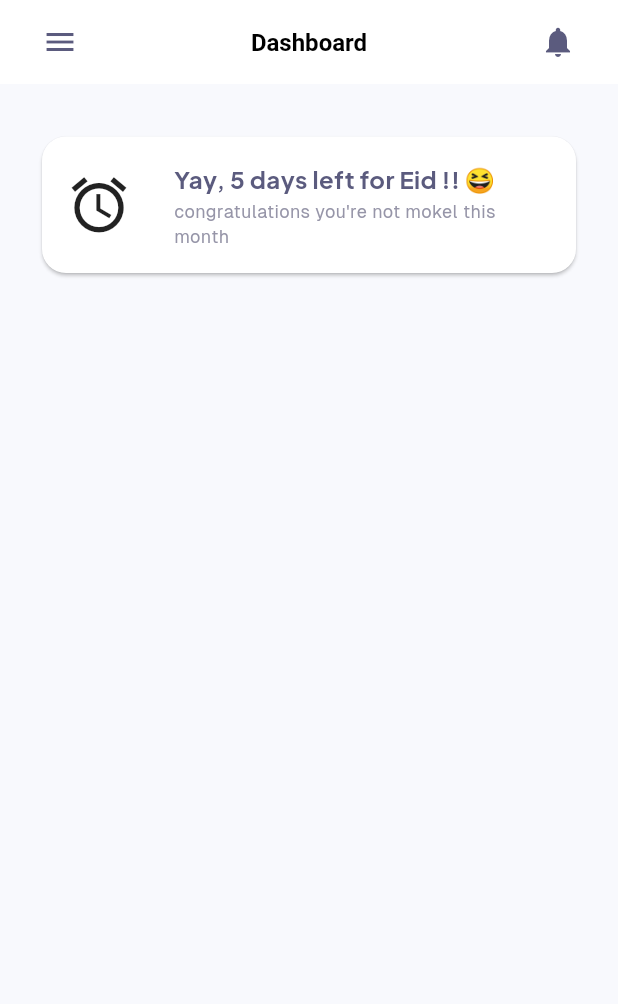
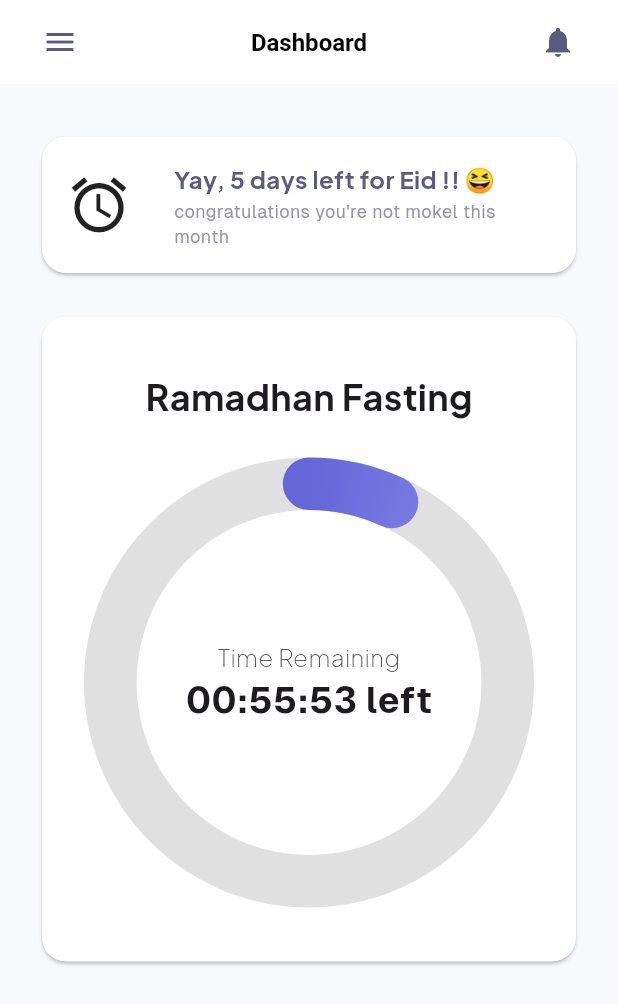
Before and after one commit to Awo-Oosha/mi_eon, a Flutter app: the screen it shows after launch, on a phone screen of 412 x 824 dp. Shown: the top 1004 px of the screen. Run offline on Flutter 3.47's test engine with Material 3 defaults, Android fonts, the phone set to English and light mode, and no system bars.

Commit message:
feat: timer added

```diff
--- a/lib/features/fasting/screens/home.dart
+++ b/lib/features/fasting/screens/home.dart
@@ -1,8 +1,10 @@
 import 'package:flutter/material.dart';
 import 'package:mi_eon/core/constants/assets.dart';
 import 'package:mi_eon/core/constants/colors.dart';
+import 'package:mi_eon/core/utils.dart';
 import 'package:mi_eon/features/fasting/widgets/AppBarWidget.dart';
 import 'package:mi_eon/features/fasting/widgets/InfoCard.dart';
+import 'package:mi_eon/features/fasting/widgets/TimerWidget.dart';
 
 
 class HomeScreen extends StatelessWidget{
@@ -34,7 +36,9 @@ class HomeBody extends StatelessWidget{
               icon: Icon(AppIcons.clock, size: 44,),
               title: 'Yay, 5 days left for Eid !! 😆',
               description: "congratulations you're not mokel this month",
-            )
+            ),
+            gap(21, vertical: true),
+            TimerWidget()
           ],
         ),
       ),
--- /dev/null
+++ b/lib/features/fasting/widgets/FastingProgressIndicator.dart
@@ -0,0 +1,175 @@
+import 'dart:async';
+import 'dart:math';
+import 'package:flutter/material.dart';
+import 'package:mi_eon/core/utils.dart';
+
+
+class FastingProgressIndicator extends StatefulWidget {
+  final DateTime fastingStartTime;
+  final Duration fastingDuration;
+
+  const FastingProgressIndicator({
+    super.key,
+    required this.fastingStartTime,
+    required this.fastingDuration,
+  });
+
+  @override
+  State<FastingProgressIndicator> createState() => _FastingProgressIndicatorState();
+}
+
+class _FastingProgressIndicatorState extends State<FastingProgressIndicator> {
+  late Timer _timer;
+  Duration _elapsed = Duration.zero;
+
+  @override
+  void initState() {
+    super.initState();
+    _updateElapsed();
+    _startTimer();
+  }
+
+  void _updateElapsed() {
+    final now = DateTime.now();
+    final elapsed = now.difference(widget.fastingStartTime);
+    final totalSeconds = widget.fastingDuration.inSeconds;
+
+    if (elapsed.inSeconds >= totalSeconds) {
+      _timer.cancel();
+      setState(() {
+        _elapsed = Duration(seconds: totalSeconds); // cap at full duration
+      });
+    } else {
+      setState(() {
+        _elapsed = elapsed;
+      });
+    }
+  }
+
+  void _startTimer() {
+    _timer = Timer.periodic(const Duration(seconds: 1), (_) => _updateElapsed());
+  }
+
+  @override
+  void dispose() {
+    _timer.cancel();
+    super.dispose();
+  }
+
+  Duration get _remaining => widget.fastingDuration - _elapsed;
+
+  double get _progress {
+    final total = widget.fastingDuration.inSeconds;
+    final elapsed = _elapsed.inSeconds;
+    return (elapsed / total).clamp(0.0, 1.0);
+  }
+
+  String _formatDuration(Duration duration) {
+    final hours = duration.inHours;
+    final minutes = duration.inMinutes.remainder(60);
+    final seconds = duration.inSeconds.remainder(60);
+    return "${hours.toString().padLeft(2, '0')}:"
+        "${minutes.toString().padLeft(2, '0')}:"
+        "${seconds.toString().padLeft(2, '0')}";
+  }
+
+  @override
+  Widget build(BuildContext context) {
+    return TweenAnimationBuilder<double>(
+      tween: Tween<double>(begin: 0, end: _progress),
+      duration: const Duration(milliseconds: 500),
+      builder: (context, value, _) {
+        return CustomPaint(
+          painter: _GradientProgressPainter(
+            progress: value,
+            gradientColors: [
+              Color(0xFFB4B5F9),
+              Color(0xFF6567D9),
+              Color(0xFF9B9CF0),
+              Color(0xFF8889EC),
+              Color(0xFF6567D9),
+            ],
+            strokeWidth: 35,
+          ),
+          child: SizedBox(
+            width: 300,
+            height: 300,
+            child: Center(
+              child: Column(
+                mainAxisAlignment: MainAxisAlignment.center,
+                children: [
+                  // EudoxusSans
+                  Text("Time Remaining",
+                    style: TextStyle(
+                      fontSize: 16,
+                      fontFamily: "EudoxusSans",
+                      color: Color(0xFF575757)
+                    ),
+                  ),
+                  gap(7),
+                  Text(
+                    _progress >= 1.0
+                        ? "Done 🎉"
+                        : "${_formatDuration(_remaining)} left",
+                    style: TextStyle(
+                      fontSize: 24,
+                      fontFamily: "Geist",
+                      fontWeight: FontWeight.w700
+                    ),
+                  ),
+                ],
+              ),
+            ),
+          ),
+        );
+      },
+    );
+  }
+}
+
+class _GradientProgressPainter extends CustomPainter {
+  final double progress;
+  final List<Color> gradientColors;
+  final double strokeWidth;
+
+  _GradientProgressPainter({
+    required this.progress,
+    required this.gradientColors,
+    required this.strokeWidth,
+  });
+
+  @override
+  void paint(Canvas canvas, Size size) {
+    final center = size.center(Offset.zero);
+    final radius = (min(size.width, size.height) - strokeWidth) / 2;
+
+    final backgroundPaint = Paint()
+      ..color = Colors.grey.shade300
+      ..strokeWidth = strokeWidth
+      ..style = PaintingStyle.stroke;
+
+    canvas.drawCircle(center, radius, backgroundPaint);
+
+    final rect = Rect.fromCircle(center: center, radius: radius);
+    final gradient = SweepGradient(
+      startAngle: -pi / 2,
+      endAngle: 3 * pi / 2,
+      colors: gradientColors,
+      stops: [0.0, 0.25, 0.5, 0.75, 1.0],
+      transform: GradientRotation(-pi / 2),
+    );
+
+    final progressPaint = Paint()
+      ..shader = gradient.createShader(rect)
+      ..strokeWidth = strokeWidth
+      ..style = PaintingStyle.stroke
+      ..strokeCap = StrokeCap.round;
+
+    final sweepAngle = 2 * pi * progress;
+
+    canvas.drawArc(rect, -pi / 2, sweepAngle, false, progressPaint);
+  }
+
+  @override
+  bool shouldRepaint(covariant CustomPainter oldDelegate) => true;
+}
--- /dev/null
+++ b/lib/features/fasting/widgets/TimerWidget.dart
@@ -0,0 +1,47 @@
+import 'package:flutter/material.dart';
+import 'package:mi_eon/core/constants/colors.dart';
+import 'package:mi_eon/core/utils.dart';
+import 'FastingProgressIndicator.dart';
+
+class TimerWidget extends StatelessWidget{
+  const TimerWidget({super.key});
+
+  @override
+  Widget build(BuildContext context) {
+    return Card(
+      elevation: 1, // Shadow depth
+      color: AppColors.white,
+      shape: RoundedRectangleBorder(
+        borderRadius: BorderRadius.circular(16),
+      ),
+      child: Container(
+        width: double.infinity,
+        padding: EdgeInsets.symmetric(horizontal: 18, vertical: 36),
+        child: Column(
+          mainAxisAlignment: MainAxisAlignment.center,
+          children: <Widget>[
+            Text("Ramadhan Fasting",
+              style: TextStyle(
+                fontSize: 24,
+                fontFamily: 'EudoxusSans',
+                fontWeight: FontWeight.w700,
+                fontFeatures: [
+                  FontFeature.liningFigures(),
+                  FontFeature.proportionalFigures()
+                ]
+              ),
+            ),
+
+            gap(24, vertical: true),
+
+            FastingProgressIndicator(
+              fastingDuration: const Duration(hours: 1),
+              fastingStartTime: DateTime.now().subtract(const Duration(minutes: 4)),
+            ),
+
+          ],
+        ),
+      ),
+    );
+  }
+}
--- a/pubspec.yaml
+++ b/pubspec.yaml
@@ -62,9 +62,6 @@ flutter:
   # assets:
   #   - images/a_dot_burr.jpeg
   #   - images/a_dot_ham.jpeg
-  assets:
-    - assets/icons
-
   # An image asset can refer to one or more resolution-specific "variants", see
   # https://flutter.dev/to/resolution-aware-images
 
```
Also changed, not shown: assets/icons/Clock.svg (deleted).
